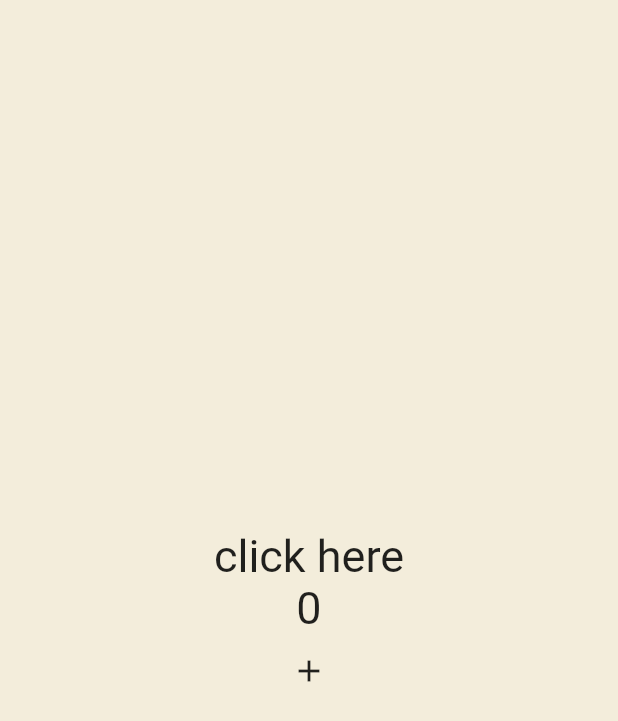
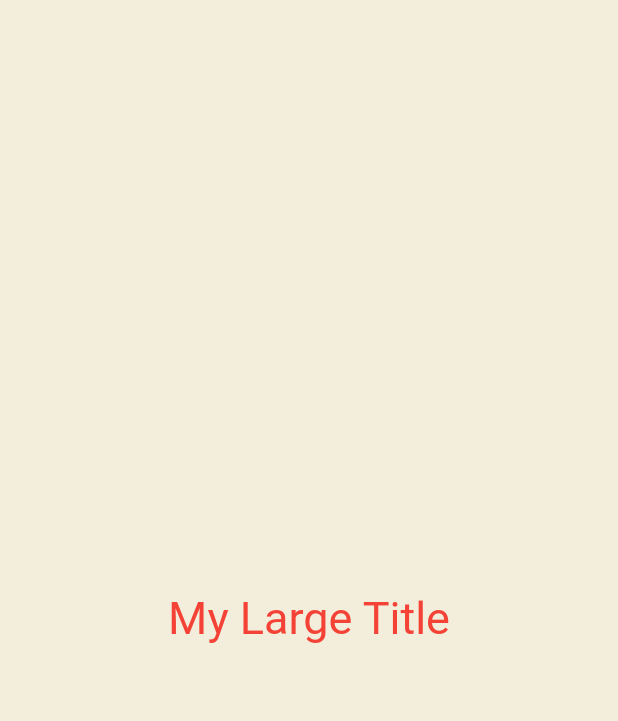
Before and after one commit to Alpaca92/IAL, a Flutter app: the screen it shows after launch, on a phone screen of 412 x 824 dp. Shown: the top 721 px of the screen. Run offline on Flutter 3.47's test engine with Material 2 defaults, Android fonts, the phone set to English and light mode, and no system bars.

Commit message:
flutter #4.3

```diff
--- a/flutter/toonflix/lib/main.dart
+++ b/flutter/toonflix/lib/main.dart
@@ -12,41 +12,23 @@
 }
 
 class _MyWidgetState extends State<App> {
-  List<int> numbers = [];
-
-  void onPressed() {
-    setState(() {
-      numbers.add(numbers.length);
-
-      debugPrint('$numbers');
-    });
-  }
-
   @override
   Widget build(BuildContext context) {
     return MaterialApp(
-      home: Scaffold(
-        backgroundColor: const Color(0xFFF3EDDB),
+      theme: ThemeData(
+        textTheme: const TextTheme(
+          titleLarge: TextStyle(
+            color: Colors.red,
+          ),
+        ),
+      ),
+      home: const Scaffold(
+        backgroundColor: Color(0xFFF3EDDB),
         body: Center(
           child: Column(
             mainAxisAlignment: MainAxisAlignment.center,
             children: [
-              const Text(
-                'click here',
-                style: TextStyle(
-                  fontSize: 30,
-                ),
-              ),
-              Text(
-                '${numbers.length}',
-                style: const TextStyle(
-                  fontSize: 30,
-                ),
-              ),
-              IconButton(
-                onPressed: onPressed,
-                icon: const Icon(Icons.add),
-              ),
+              MyLargeTitle(),
             ],
           ),
         ),
@@ -54,3 +36,20 @@
     );
   }
 }
+
+class MyLargeTitle extends StatelessWidget {
+  const MyLargeTitle({
+    super.key,
+  });
+
+  @override
+  Widget build(BuildContext context) {
+    return Text(
+      'My Large Title',
+      style: TextStyle(
+        fontSize: 30,
+        color: Theme.of(context).textTheme.titleLarge!.color,
+      ),
+    );
+  }
+}
```
